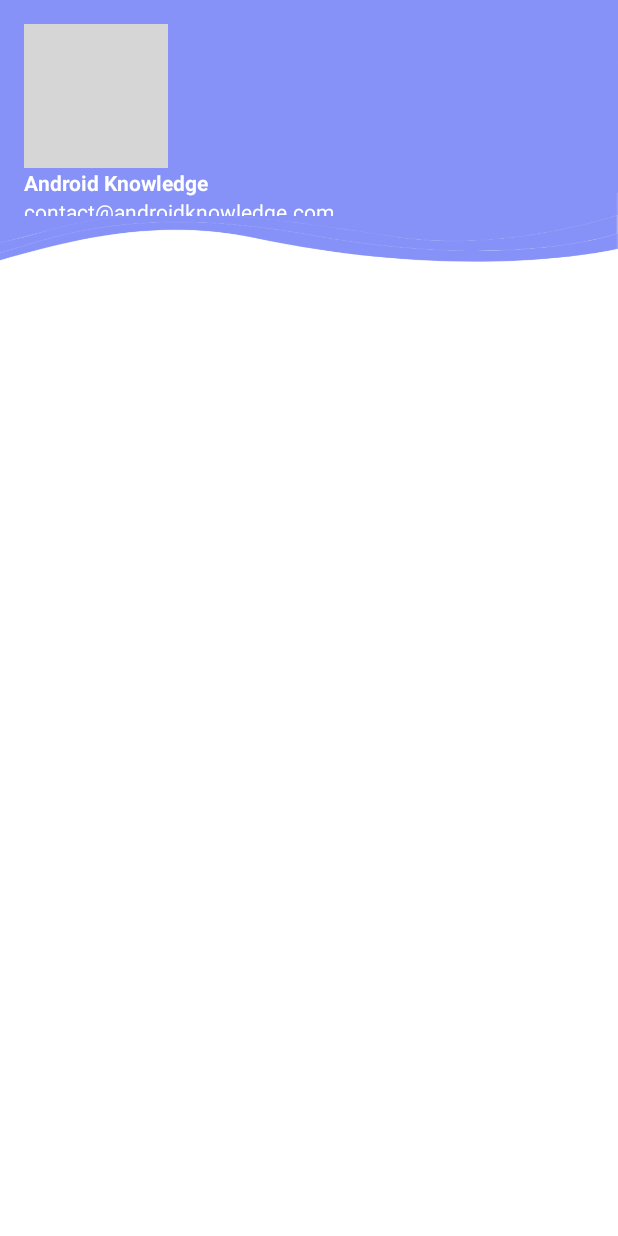
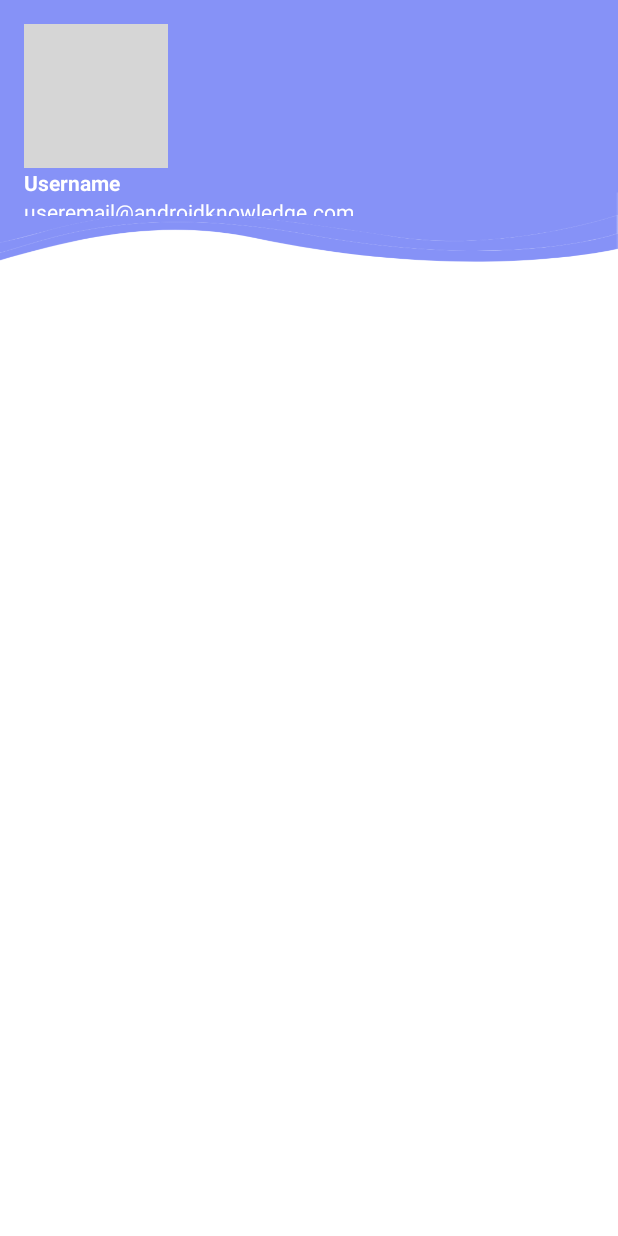
Before and after one commit to HawaOwO/dentalpro, an Android app: the layout nav_header.xml on its own in the app's theme, with its tools: preview values and no code run, on a phone screen of 412 x 824 dp. Run offline under Robolectric (Android 15) with nearby library versions, the phone set to English and light mode, and no system bars; Roboto replaces fonts that are not available here; grey boxes are pictures that could not be loaded.

Commit message:
add navigation bar2

```diff
--- a/app/src/main/java/com/example/dentalpro/MainActivity2.java
+++ b/app/src/main/java/com/example/dentalpro/MainActivity2.java
@@ -29,6 +29,7 @@ public class MainActivity2 extends AppCompatActivity {
     FloatingActionButton fab;
     DrawerLayout drawerLayout;
     BottomNavigationView bottomNavigationView;
+    //TextView usernameTV, useremailTV;
 
 
     @Override
--- a/app/src/main/res/layout/nav_header.xml
+++ b/app/src/main/res/layout/nav_header.xml
@@ -17,14 +17,16 @@
     <TextView
         android:layout_width="wrap_content"
         android:layout_height="wrap_content"
-        android:text="Android Knowledge"
+        android:text="Username"
+        android:id="@+id/username"
         android:textColor="@color/white"
         android:textStyle="bold"/>
 
     <TextView
         android:layout_width="wrap_content"
         android:layout_height="wrap_content"
-        android:text="contact@androidknowledge.com"
+        android:text="useremail@androidknowledge.com"
+        android:id="@+id/useremail"
         android:textColor="@color/white"
         android:textSize="14sp"
         android:layout_marginBottom="16dp"/>
```
